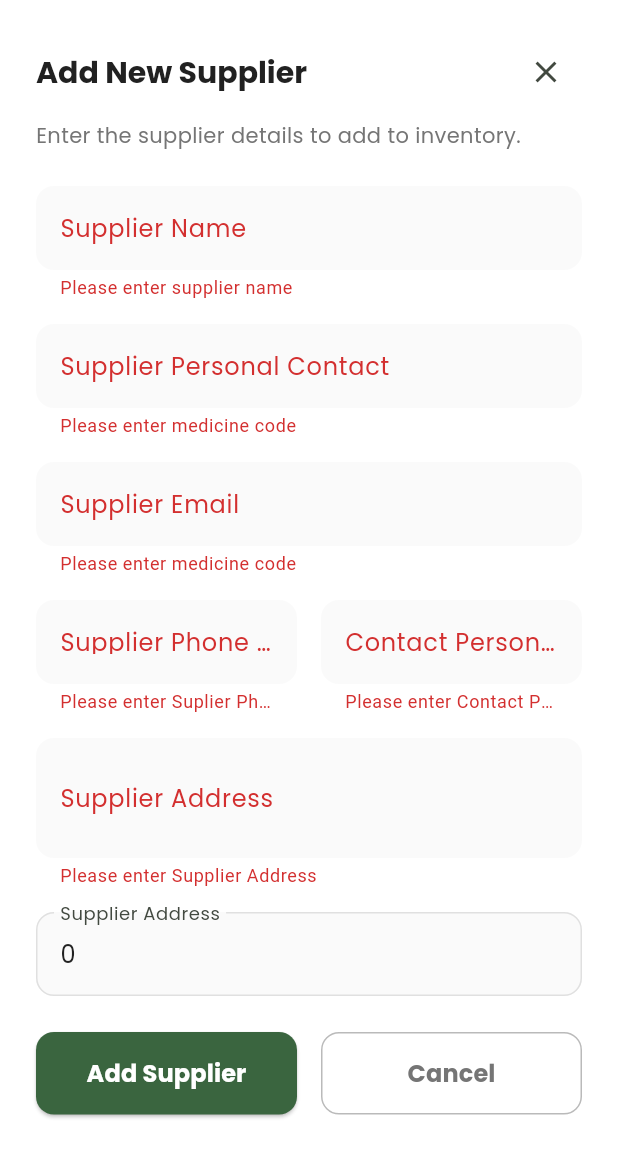
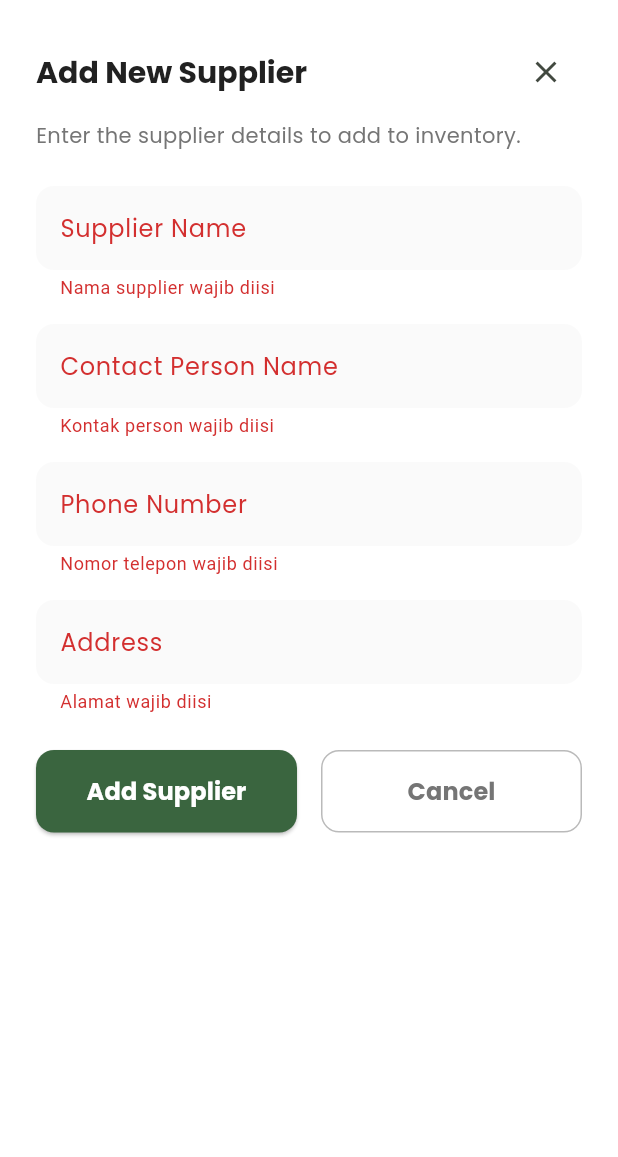
Before and after one commit to IconicFish12/pharma-ease-mobile, a Flutter app: the AddEditSupplierModal widget shown alone on an empty page, opened directly with sample values from the repository, after a tap on "Add Supplier", on a phone screen of 412 x 824 dp. Shown: the top 1157 px of the screen. Run offline on Flutter 3.47's test engine with Material 3 defaults, Android fonts, the phone set to English and light mode, and no system bars; our stand-ins replace dio, file_picker, firebase_core, flutter_bloc, flutter_secure_storage, fpdart and 3 more; accounts and stored records are empty; network calls fail.

Commit message:
[ADD]: add and implement  create & delete in Supplier module

```diff
--- a/lib/utils/endpoint.dart
+++ b/lib/utils/endpoint.dart
@@ -18,7 +18,7 @@ enum Endpoints {
     return "$baseUrlRakha$path";
   }
   // delete, edit
-  String urlWithId(int id) {
-    return "$baseUrlRakha$path$id";
+  String urlWithId(String id) {
+    return "$baseUrlRakha$path/$id";
   }
 }
--- a/lib/views/suppliers/View/supplier_list.dart
+++ b/lib/views/suppliers/View/supplier_list.dart
@@ -42,7 +42,7 @@ class _SupplierListState extends State<SupplierList> {
     });
   }
 
-  void _showAddSupplierModal(BuildContext context) {
+void _showAddSupplierModal(BuildContext context) {
     showModalBottomSheet(
       context: context,
       isScrollControlled: true,
@@ -54,11 +54,7 @@ class _SupplierListState extends State<SupplierList> {
         child: AddEditSupplierModal(
           isEditMode: false,
           onSave: (newSupplier) {
-            // _addSupplier(newSupplier);
-            Navigator.pop(context);
-            ScaffoldMessenger.of(context).showSnackBar(
-              const SnackBar(content: Text('Supplier added successfully!')),
-            );
+            _createNewSupplier(newSupplier);
           },
         ),
       ),
@@ -69,6 +65,37 @@ class _SupplierListState extends State<SupplierList> {
   void initState() {
     _getAllSupplier();
     super.initState();
+  }
+
+Future<void> _createNewSupplier(Supplier supplierData) async {
+    final vm = Provider.of<SupplierViewModel>(context, listen: false);
+    ScaffoldMessenger.of(context).showSnackBar(
+      const SnackBar(content: Text('Saving data...'), duration: Duration(milliseconds: 800)),
+    );
+
+    final bool isSuccess = await vm.createNewSupplier(
+      supplierName: supplierData.suppliersName,
+      contactPerson: supplierData.contactPerson,
+      phoneNumber: supplierData.phoneNumber,
+      address: supplierData.address,
+    );
+    if (!mounted) return;
+
+    if (isSuccess) {
+      ScaffoldMessenger.of(context).showSnackBar(
+        const SnackBar(
+          content: Text('Supplier added successfully!'),
+          backgroundColor: Colors.green,
+        ),
+      );
+    } else {
+      ScaffoldMessenger.of(context).showSnackBar(
+        SnackBar(
+          content: Text(vm.errorMessage),
+          backgroundColor: Colors.red,
+        ),
+      );
+    }
   }
 
   @override
@@ -91,14 +118,13 @@ class _SupplierListState extends State<SupplierList> {
               delegate: SliverChildListDelegate([
                 Text('Supplier Management', style: textTheme.headlineMedium),
                 SizedBox(height: 16),
-                _buildSearchBar(context), // Menggunakan search bar
+                _buildSearchBar(context),
                 SizedBox(height: 24),
                 Text('Supplier List', style: textTheme.headlineMedium),
                 SizedBox(height: 16),
               ]),
             ),
           ),
-
           // panggil vm
           Consumer<SupplierViewModel>(
             builder: (context, vm, child) {
@@ -161,7 +187,22 @@ class _SupplierListState extends State<SupplierList> {
                             builder: (context) => SuppliersDetail(
                               supplier: supplier,
                               editSupplier: (updatedSupplier) {},
-                              onDelete: (supplierId) {},
+                              onDelete: (supplierId) async {
+                                final vm = Provider.of<SupplierViewModel>(context, listen: false);
+                                bool success = await vm.deleteSupplier(supplierId);
+
+                                if (!success && context.mounted) {
+                                  ScaffoldMessenger.of(context).showSnackBar(
+                                    SnackBar(
+                                      content: Text(vm.errorMessage),
+                                      backgroundColor: Colors.red
+                                    ),
+                                  );
+                                }
+
+                                // 4. Return status sukses/gagal ke halaman Detail
+                                return success;
+                              },
                             ),
                           ),
                         );
@@ -299,7 +340,6 @@ class SupplierListItem extends StatelessWidget {
     );
   }
 }
-
 class AddEditSupplierModal extends StatefulWidget {
   final bool isEditMode;
   final Supplier? supplierToEdit;
@@ -318,14 +358,12 @@ class AddEditSupplierModal extends StatefulWidget {
 
 class _AddEditSupplierModalState extends State<AddEditSupplierModal> {
   final _formKey = GlobalKey<FormState>();
+
+  // HANYA 4 VARIABEL UTAMA SESUAI POSTMAN
   late String _suppliersName;
   late String _contactPerson;
-  late String _email;
   late String _phoneNumber;
-  late String _whatsappNumber;
   late String _address;
-  late int _medicineQuantity;
-  late SupplierStatus _status;
 
   @override
   void initState() {
@@ -333,39 +371,41 @@ class _AddEditSupplierModalState extends State<AddEditSupplierModal> {
     if (widget.isEditMode && widget.supplierToEdit != null) {
       _suppliersName = widget.supplierToEdit!.suppliersName;
       _contactPerson = widget.supplierToEdit!.contactPerson;
-      _email = widget.supplierToEdit!.email;
       _phoneNumber = widget.supplierToEdit!.phoneNumber;
       _address = widget.supplierToEdit!.address;
-      _medicineQuantity = widget.supplierToEdit!.medicineQuantity;
-      _status = widget.supplierToEdit!.status;
     } else {
       _suppliersName = '';
       _contactPerson = '';
-      _email = '';
       _phoneNumber = '';
-      _whatsappNumber = '';
       _address = '';
-      _medicineQuantity = 0;
-      _status = SupplierStatus.active; // Default 1 year from now
     }
   }
 
   void _saveForm() {
     if (_formKey.currentState!.validate()) {
       _formKey.currentState!.save();
+
+      // KITA BUAT OBJEK SUPPLIER
+      // Karena Model Supplier kamu mungkin masih mewajibkan field email/wa/quantity,
+      // kita isi dengan data dummy ('-' atau 0) agar tidak error codingannya.
+      // Data dummy ini tidak akan dikirim ke server karena ViewModel hanya mengambil 4 field di atas.
+
       final newsupplier = Supplier(
         id: widget.isEditMode
             ? widget.supplierToEdit!.id
             : UniqueKey().toString(),
         suppliersName: _suppliersName,
         contactPerson: _contactPerson,
-        email: _email,
         phoneNumber: _phoneNumber,
-        whatsappNumber: _whatsappNumber,
         address: _address,
-        medicineQuantity: _medicineQuantity,
-        status: _status,
+
+        // --- DATA DUMMY (Untuk pelengkap Model saja) ---
+        email: widget.isEditMode ? widget.supplierToEdit!.email : '-',
+        whatsappNumber: widget.isEditMode ? widget.supplierToEdit!.whatsappNumber : '-',
+        medicineQuantity: widget.isEditMode ? widget.supplierToEdit!.medicineQuantity : 0,
+        status: widget.isEditMode ? widget.supplierToEdit!.status : SupplierStatus.active,
       );
+
       widget.onSave(newsupplier);
     }
   }
@@ -398,14 +438,14 @@ class _AddEditSupplierModalState extends State<AddEditSupplierModal> {
                 ),
               ],
             ),
-            SizedBox(height: 8),
+            const SizedBox(height: 8),
             Text(
               widget.isEditMode
                   ? 'Update the supplier details below.'
                   : 'Enter the supplier details to add to inventory.',
               style: textTheme.bodyMedium,
             ),
-            SizedBox(height: 24),
+            const SizedBox(height: 24),
             Form(
               key: _formKey,
               child: Column(
@@ -414,119 +454,70 @@ class _AddEditSupplierModalState extends State<AddEditSupplierModal> {
                     initialValue: _suppliersName,
                     decoration: const InputDecoration(
                       labelText: 'Supplier Name',
-                      hintText: 'e.g., John Doe',
+                      hintText: 'e.g., PT Kimia Farma',
                     ),
                     validator: (value) {
                       if (value == null || value.isEmpty) {
-                        return 'Please enter supplier name';
+                        return 'Nama supplier wajib diisi';
                       }
                       return null;
                     },
                     onSaved: (value) => _suppliersName = value!,
                   ),
-                  SizedBox(height: 16),
+                  const SizedBox(height: 16),
+
                   TextFormField(
                     initialValue: _contactPerson,
                     decoration: const InputDecoration(
-                      labelText: 'Supplier Personal Contact',
-                      hintText: 'e.g., John Doe',
+                      labelText: 'Contact Person Name',
+                      hintText: 'e.g., Budi Santoso',
                     ),
                     validator: (value) {
                       if (value == null || value.isEmpty) {
-                        return 'Please enter medicine code';
+                        return 'Kontak person wajib diisi';
                       }
                       return null;
                     },
                     onSaved: (value) => _contactPerson = value!,
                   ),
-                  SizedBox(height: 16),
+                  const SizedBox(height: 16),
+
                   TextFormField(
-                    initialValue: _email,
+                    initialValue: _phoneNumber,
+                    keyboardType: TextInputType.phone,
                     decoration: const InputDecoration(
-                      labelText: 'Supplier Email',
-                      hintText: 'e.g., JohnDoe@gmail.com',
+                      labelText: 'Phone Number',
+                      hintText: 'e.g., 08123456789',
                     ),
                     validator: (value) {
                       if (value == null || value.isEmpty) {
-                        return 'Please enter medicine code';
+                        return 'Nomor telepon wajib diisi';
                       }
                       return null;
                     },
-                    onSaved: (value) => _email = value!,
+                    onSaved: (value) => _phoneNumber = value!,
                   ),
-                  SizedBox(height: 16),
-                  Row(
-                    children: [
-                      Expanded(
-                        child: TextFormField(
-                          initialValue: _phoneNumber,
-                          decoration: const InputDecoration(
-                            labelText: 'Supplier Phone Number',
-                            hintText: '+6282233445551',
-                          ),
-                          validator: (value) {
-                            if (value == null || value.isEmpty) {
-                              return 'Please enter Suplier Phone Number';
-                            }
-                            return null;
-                          },
-                          onSaved: (value) => _phoneNumber = value!,
-                        ),
-                      ),
-                      SizedBox(width: 16),
-                      Expanded(
-                        child: TextFormField(
-                          initialValue: _whatsappNumber,
-                          decoration: const InputDecoration(
-                            labelText: 'Contact Person Number',
-                            hintText: '+6282233445551',
-                          ),
-                          validator: (value) {
-                            if (value == null || value.isEmpty) {
-                              return 'Please enter Contact Phone Number';
-                            }
-                            return null;
-                          },
-                          onSaved: (value) => _whatsappNumber = value!,
-                        ),
-                      ),
-                    ],
-                  ),
-                  SizedBox(height: 16),
+                  const SizedBox(height: 16),
+
                   TextFormField(
                     keyboardType: TextInputType.multiline,
-                    maxLines: 5,
-                    minLines: 2,
+                    maxLines: 3,
+                    minLines: 1,
                     initialValue: _address,
                     decoration: const InputDecoration(
-                      labelText: 'Supplier Address',
-                      hintText: 'e.g., JohnDoe@gmail.com',
+                      labelText: 'Address',
+                      hintText: 'e.g., Jl. Sudirman No. 10',
                     ),
                     validator: (value) {
                       if (value == null || value.isEmpty) {
-                        return 'Please enter Supplier Address';
+                        return 'Alamat wajib diisi';
                       }
                       return null;
                     },
                     onSaved: (value) => _address = value!,
                   ),
-                  SizedBox(height: 16),
-                  TextFormField(
-                    keyboardType: TextInputType.number,
-                    initialValue: _medicineQuantity.toString(),
-                    decoration: const InputDecoration(
-                      labelText: 'Supplier Address',
-                      hintText: 'e.g., JohnDoe@gmail.com',
-                    ),
-                    validator: (value) {
-                      if (value == null || value.isEmpty) {
-                        return 'Please enter Supplier Address';
-                      }
-                      return null;
-                    },
-                    onSaved: (value) => _medicineQuantity = int.parse(value!),
-                  ),
-                  SizedBox(height: 24),
+
+                  const SizedBox(height: 24),
                   Row(
                     children: [
                       Expanded(
@@ -540,7 +531,7 @@ class _AddEditSupplierModalState extends State<AddEditSupplierModal> {
                           ),
                         ),
                       ),
-                      SizedBox(width: 16),
+                      const SizedBox(width: 16),
                       Expanded(
                         child: OutlinedButton(
                           style: OutlinedButton.styleFrom(
@@ -567,6 +558,7 @@ class _AddEditSupplierModalState extends State<AddEditSupplierModal> {
                       ),
                     ],
                   ),
+                  SizedBox(height: MediaQuery.of(context).viewInsets.bottom > 0 ? 0 : 20),
                 ],
               ),
             ),
```
Also changed, not shown: lib/views/suppliers/Service/suppliers_service.dart (+85 -2 lines), lib/views/suppliers/View/suppliers_detail.dart (+23 -10 lines), lib/views/suppliers/ViewModel/supplier_viewmodel.dart (+63 -0 lines).
